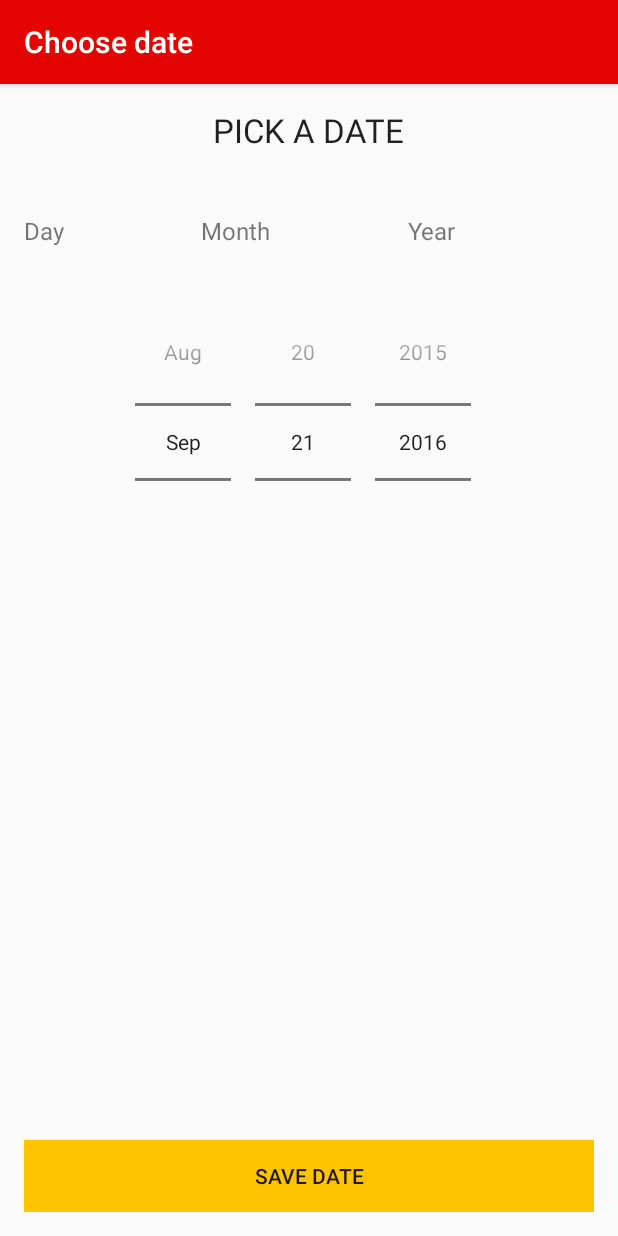
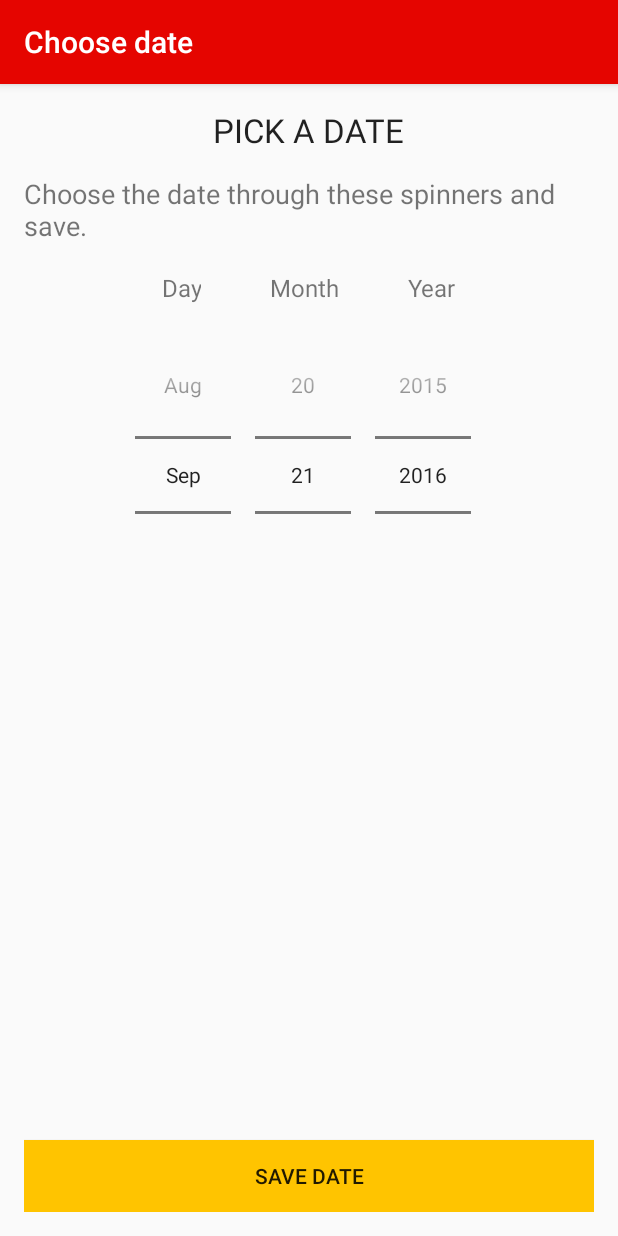
Before and after one commit to Syncroweb/BioComp, an Android app: the ChooseDate screen opened directly, with no data from a screen before it, on a phone screen of 412 x 824 dp. Run offline under Robolectric (Android 15) with nearby library versions, the phone set to English and light mode, and no system bars.

Commit message:
21/09/2016

```diff
--- a/app/src/main/java/com/syncroweb/biocomp20/CalculateLoadOrNew.java
+++ b/app/src/main/java/com/syncroweb/biocomp20/CalculateLoadOrNew.java
@@ -32,7 +32,7 @@ public class CalculateLoadOrNew extends AppCompatActivity {
         // to choose a saved profile.
         btnLoadDate.setOnClickListener(new View.OnClickListener() {
             public void onClick(View view) {
-                Intent i = new Intent(view.getContext(), RegisteredDateList.class);
+                Intent i = new Intent(view.getContext(), LoadDate.class);
                 startActivityForResult(i, DATE_LISTS_ID);
             }
         });
--- a/app/src/main/java/com/syncroweb/biocomp20/ChooseDate.java
+++ b/app/src/main/java/com/syncroweb/biocomp20/ChooseDate.java
@@ -40,7 +40,7 @@ public class ChooseDate extends AppCompatActivity {
             public void onDateChanged(DatePicker view, int year, int monthOfYear, int dayOfMonth)
             {
                 StringBuilder sb = new StringBuilder();
-                date = sb.append(dayOfMonth).append("/").append(monthOfYear).append("/").append(year).toString();
+                date = sb.append(dayOfMonth).append("/").append(monthOfYear+1).append("/").append(year).toString();
             }
         });
     }
--- a/app/src/main/java/com/syncroweb/biocomp20/RegisterOrLoadDate.java
+++ b/app/src/main/java/com/syncroweb/biocomp20/Register.java
@@ -9,7 +9,7 @@ import android.widget.DatePicker;
 import android.widget.EditText;
 import android.widget.Toast;
 
-public class RegisterOrLoadDate extends AppCompatActivity {
+public class Register extends AppCompatActivity {
 
     EditText txtName;
     //Button ivPhoto;
@@ -47,7 +47,7 @@ public class RegisterOrLoadDate extends AppCompatActivity {
             public void onDateChanged(DatePicker view, int year, int monthOfYear, int dayOfMonth)
             {
                 StringBuilder sb = new StringBuilder();
-                date = sb.append(dayOfMonth).append("/").append(monthOfYear).append("/").append(year).toString();
+                date = sb.append(dayOfMonth).append("/").append(monthOfYear+1).append("/").append(year).toString();
             }
         });
 
--- a/app/src/main/res/layout/activity_choose_date.xml
+++ b/app/src/main/res/layout/activity_choose_date.xml
@@ -20,52 +20,6 @@
           android:layout_alignParentTop="true"
           android:layout_centerHorizontal="true" />
 
-       <DatePicker
-          android:layout_width="match_parent"
-          android:layout_height="match_parent"
-          android:id="@+id/dpPickADate"
-           android:datePickerMode="spinner"
-           android:layout_below="@+id/linearLayout"
-           android:layout_alignParentStart="false"
-           android:layout_marginTop="24dp"
-           android:layout_above="@+id/btnSaveDate" />
-
-    <LinearLayout
-        android:orientation="horizontal"
-        android:layout_width="match_parent"
-        android:layout_height="wrap_content"
-        android:id="@+id/linearLayout"
-        android:layout_marginTop="41dp"
-        android:layout_below="@+id/lblPickADate"
-        android:layout_alignParentEnd="false"
-        android:layout_alignParentStart="false">
-
-        <TextView
-            android:layout_width="wrap_content"
-            android:layout_height="wrap_content"
-            android:text="Day"
-            android:id="@+id/lblDay"
-            android:layout_weight="1"
-            android:textSize="16dp" />
-
-        <TextView
-            android:layout_width="wrap_content"
-            android:layout_height="wrap_content"
-            android:text="Month"
-            android:id="@+id/lblMonth"
-            android:layout_weight="1"
-            android:textSize="16dp" />
-
-        <TextView
-            android:layout_width="wrap_content"
-            android:layout_height="wrap_content"
-            android:text="Year"
-            android:id="@+id/lblYear"
-            android:layout_weight="1"
-            android:textSize="16dp" />
-
-    </LinearLayout>
-
 
     <Button
         android:layout_width="match_parent"
@@ -77,4 +31,62 @@
         android:background="@color/colorAccent"
         android:onClick="saveDate"/>
 
+    <DatePicker
+        android:layout_height="match_parent"
+        android:id="@+id/dpPickADate"
+        android:datePickerMode="spinner"
+        android:layout_marginTop="8dp"
+        android:layout_width="match_parent"
+        android:layout_below="@+id/linearLayout"
+        android:layout_alignParentStart="true" />
+
+    <TextView
+        android:text="Choose the date through these spinners and save."
+        android:layout_width="match_parent"
+        android:layout_height="wrap_content"
+        android:id="@+id/txtDescrChoose"
+        android:layout_marginTop="15dp"
+        android:layout_below="@+id/lblPickADate"
+        android:layout_alignParentStart="true"
+        android:gravity="left"
+        android:textSize="18dp"/>
+
+    <LinearLayout
+        android:orientation="horizontal"
+        android:layout_width="match_parent"
+        android:layout_height="wrap_content"
+        android:id="@+id/linearLayout"
+        android:layout_marginTop="18dp"
+        android:layout_below="@+id/txtDescrChoose"
+        android:layout_alignParentStart="true">
+
+        <TextView
+            android:layout_width="wrap_content"
+            android:layout_height="wrap_content"
+            android:text="Day"
+            android:id="@+id/lblDay"
+            android:layout_weight="1"
+            android:textSize="16dp"
+            android:gravity="right" />
+
+        <TextView
+            android:layout_width="wrap_content"
+            android:layout_height="wrap_content"
+            android:text="Month"
+            android:id="@+id/lblMonth"
+            android:layout_weight="1"
+            android:textSize="16dp"
+            android:gravity="center" />
+
+        <TextView
+            android:layout_width="wrap_content"
+            android:layout_height="wrap_content"
+            android:text="Year"
+            android:id="@+id/lblYear"
+            android:layout_weight="1"
+            android:textSize="16dp"
+            android:gravity="left" />
+
+    </LinearLayout>
+
 </RelativeLayout>
--- a/app/src/main/res/layout/activity_main_menu.xml
+++ b/app/src/main/res/layout/activity_main_menu.xml
@@ -15,7 +15,7 @@
         android:layout_width="match_parent"
         android:layout_height="wrap_content"
         android:text="Calculate"
-        android:textSize="24dp"
+        android:textSize="20dp"
         android:background="@color/colorAccent"
         android:layout_alignParentBottom="true"
         android:layout_centerHorizontal="true" />
--- a/app/src/main/res/layout/activity_other_apps.xml
+++ b/app/src/main/res/layout/activity_other_apps.xml
@@ -16,7 +16,7 @@
         android:text="Download our new app directly from the Google PlayStore."
         android:id="@+id/txtTitleOther"
         android:layout_alignParentTop="true"
-        android:textSize="22dp"/>
+        android:textSize="18dp"/>
 
     <Button
         android:layout_width="130dp"
@@ -75,7 +75,7 @@
         android:layout_height="wrap_content"
         android:text="For info or any questions, please visit our web site."
         android:id="@+id/textView"
-        android:textSize="22dp"
+        android:textSize="18dp"
         android:layout_below="@+id/lblSfondItalia"
         android:layout_alignParentEnd="true"
         android:layout_marginTop="24dp" />
--- a/app/src/main/res/layout/activity_register.xml
+++ b/app/src/main/res/layout/activity_register.xml
@@ -7,7 +7,7 @@
     android:paddingLeft="@dimen/activity_horizontal_margin"
     android:paddingRight="@dimen/activity_horizontal_margin"
     android:paddingTop="@dimen/activity_vertical_margin"
-    tools:context="com.syncroweb.biocomp20.RegisterOrLoadDate"
+    tools:context="com.syncroweb.biocomp20.Register"
     android:background="#fafafa">
 
     <ImageView
```
Also changed, not shown: app/src/main/AndroidManifest.xml (+27 -23 lines), app/src/main/java/com/syncroweb/biocomp20/Calculate.java (+11 -10 lines), app/src/main/java/com/syncroweb/biocomp20/LoadDate.java (added, +31 -0 lines), app/src/main/java/com/syncroweb/biocomp20/RegisteredDateList.java (+1 -7 lines), app/src/main/res/layout/activity_calculate.xml (+38 -39 lines), app/src/main/res/layout/activity_load_date.xml (added, +20 -0 lines), app/src/main/res/values/strings.xml (+7 -6 lines), 1 other file.
